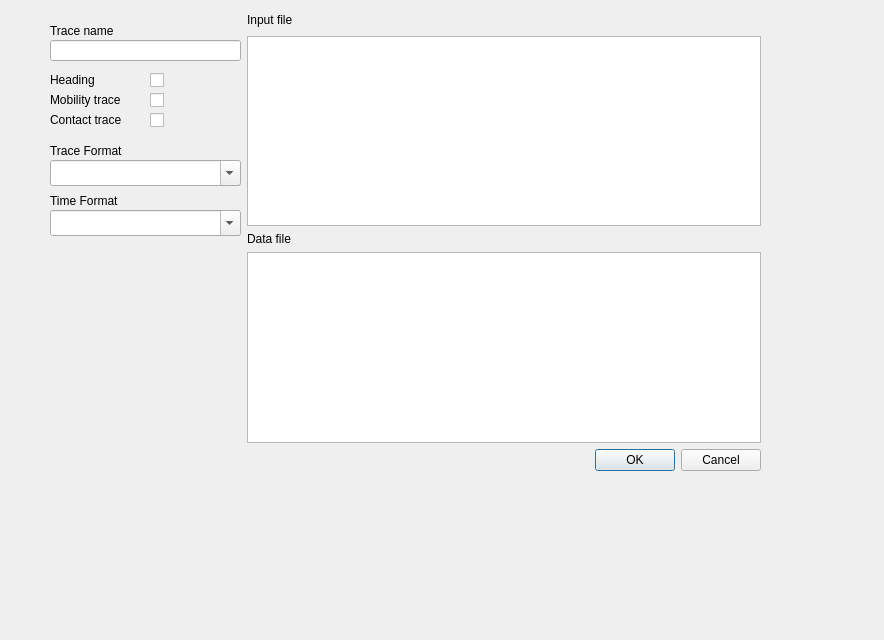
Qt form src/manetviz/importdialog.ui (Bramas/manet-viz) before a commit.
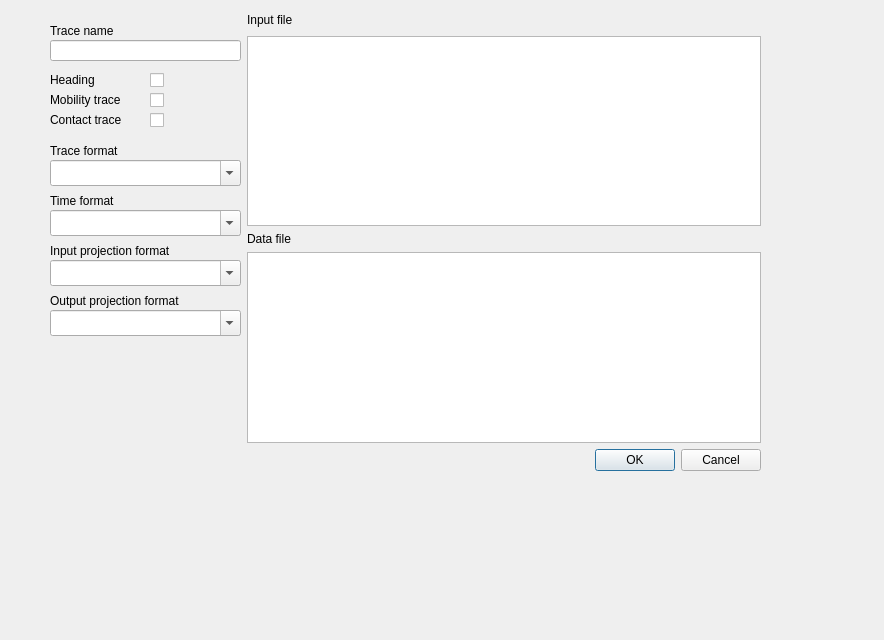
The same form after that commit.

Commit message:
Added support for projections in the import dialog
Requires the Proj4 library
https://github.com/OSGeo/proj.4/wiki/ProjAPI

Patch:
```diff
--- a/src/manetviz/importdialog.ui
+++ b/src/manetviz/importdialog.ui
@@ -150,7 +150,7 @@
           </rect>
          </property>
          <property name="text">
-          <string>Trace Format</string>
+          <string>Trace format</string>
          </property>
         </widget>
         <widget class="QComboBox" name="comboBoxRegEx">
@@ -179,7 +179,7 @@
           </rect>
          </property>
          <property name="text">
-          <string>Time Format</string>
+          <string>Time format</string>
          </property>
         </widget>
         <widget class="QComboBox" name="comboBoxTimeFormat">
@@ -195,6 +195,58 @@
           <bool>true</bool>
          </property>
         </widget>
+        <widget class="QComboBox" name="comboBoxInputProj">
+         <property name="geometry">
+          <rect>
+           <x>10</x>
+           <y>250</y>
+           <width>191</width>
+           <height>26</height>
+          </rect>
+         </property>
+         <property name="editable">
+          <bool>true</bool>
+         </property>
+        </widget>
+        <widget class="QLabel" name="label_9">
+         <property name="geometry">
+          <rect>
+           <x>10</x>
+           <y>230</y>
+           <width>161</width>
+           <height>21</height>
+          </rect>
+         </property>
+         <property name="text">
+          <string>Input projection format</string>
+         </property>
+        </widget>
+        <widget class="QComboBox" name="comboBoxOutputProj">
+         <property name="geometry">
+          <rect>
+           <x>10</x>
+           <y>300</y>
+           <width>191</width>
+           <height>26</height>
+          </rect>
+         </property>
+         <property name="editable">
+          <bool>true</bool>
+         </property>
+        </widget>
+        <widget class="QLabel" name="label_10">
+         <property name="geometry">
+          <rect>
+           <x>10</x>
+           <y>280</y>
+           <width>161</width>
+           <height>21</height>
+          </rect>
+         </property>
+         <property name="text">
+          <string>Output projection format</string>
+         </property>
+        </widget>
        </widget>
       </item>
       <item>
```
The commit also changes 10 other files.
